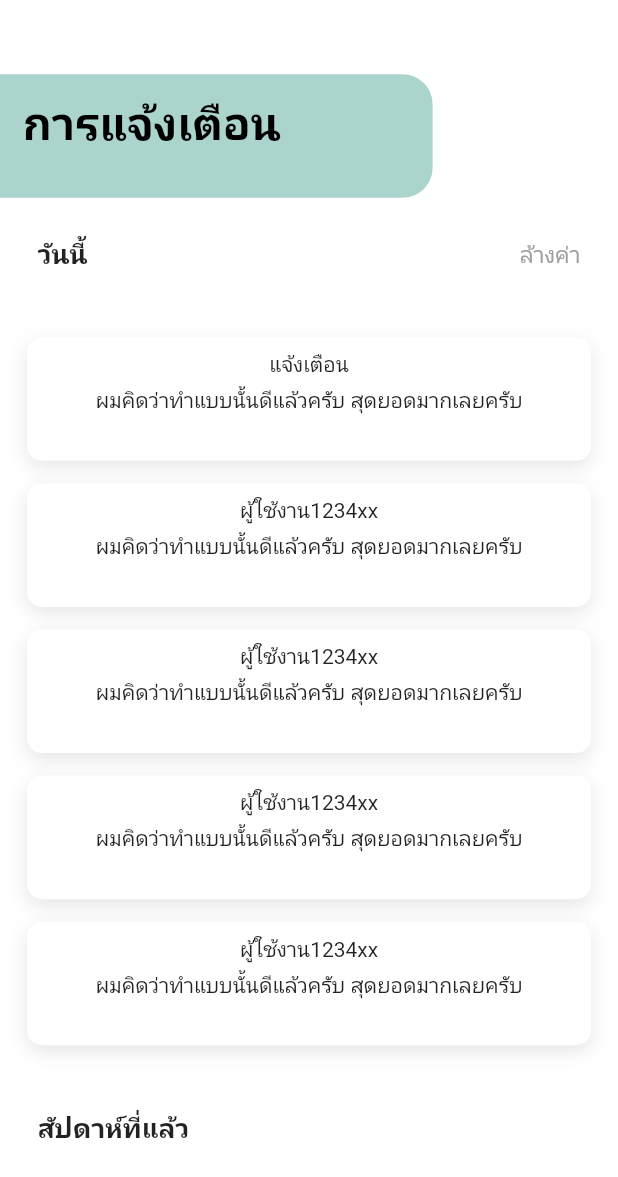
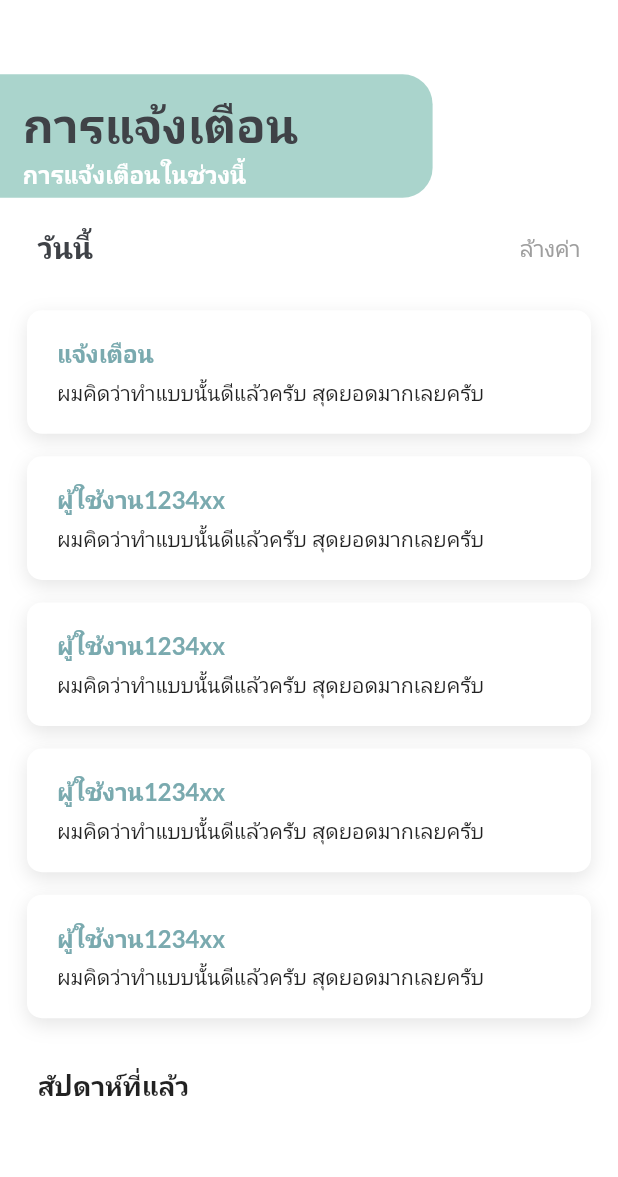
Before and after one commit to aofattaporn/jitD_fronted, a Flutter app: the NotificationPage screen opened directly, on a phone screen of 412 x 824 dp. Shown: the top 1177 px of the screen. Run offline on Flutter 3.47's test engine with Material 2 defaults, Android fonts, the light colour scheme and no system bars; our stand-ins replace bloc, equatable, firebase_auth, firebase_core, flutter_bloc, flutter_slidable and 7 more; missing offline and left inert: flutter_facebook_auth; accounts and stored records are empty; Roboto replaces fonts that are missing (Bai Jamjuree).

Commit message:
update: custom style some page
- notification page
- search page

```diff
--- a/lib/src/constant/constant_fonts.dart
+++ b/lib/src/constant/constant_fonts.dart
@@ -24,10 +24,14 @@ final TextStyle fontsTH14TextColor2 =
     GoogleFonts.getFont("Bai Jamjuree", fontSize: 14, color: textColor2);
 final TextStyle fontsTH16TextColor2 =
     GoogleFonts.getFont("Bai Jamjuree", fontSize: 16, color: textColor2);
+final TextStyle fontsTH20TextColor2Bold = GoogleFonts.getFont("Bai Jamjuree",
+    fontSize: 20, color: textColor2, fontWeight: FontWeight.bold);
 final TextStyle fontsTH20TextColor2 =
     GoogleFonts.getFont("Bai Jamjuree", fontSize: 20, color: textColor2);
 final TextStyle fontsTH24TextColor2 =
     GoogleFonts.getFont("Bai Jamjuree", fontSize: 24, color: textColor2);
+final TextStyle fontsTH32TextColor = GoogleFonts.getFont("Bai Jamjuree",
+    fontSize: 32, color: textColor2, fontWeight: FontWeight.bold);
 
 final TextStyle fontsTH12TextColor3 =
     GoogleFonts.getFont("Bai Jamjuree", fontSize: 12, color: textColor3);
@@ -84,3 +88,5 @@ final TextStyle fontsEN24TextColor3 =
 /// other
 final TextStyle fontsEN20ThirteryBold = GoogleFonts.getFont("Lato",
     fontSize: 20, color: secondaryColorSubtle, fontWeight: FontWeight.bold);
+final TextStyle fontsEN16SecondaryColor = GoogleFonts.getFont("Lato",
+    fontSize: 16, color: secondaryColor, fontWeight: FontWeight.bold);
--- a/lib/src/screens/NotificationPage.dart
+++ b/lib/src/screens/NotificationPage.dart
@@ -1,4 +1,6 @@
 import 'package:flutter/material.dart';
+import 'package:jitd_client/src/constant/constant_fonts.dart';
+
 import '../constant.dart';
 
 class NotificationPage extends StatefulWidget {
@@ -11,9 +13,13 @@ class NotificationPage extends StatefulWidget {
 class NotificationPageState extends State<NotificationPage> {
   final items = List<String>.generate(10, (i) => 'Item ${i + 1}');
 
-  List<String> _values = ['แจ้งเตือน', 'ผู้ใช้งาน1234xx',
-    'ผู้ใช้งาน1234xx', 'ผู้ใช้งาน1234xx', 'ผู้ใช้งาน1234xx'];
-
+  List<String> _values = [
+    'แจ้งเตือน',
+    'ผู้ใช้งาน1234xx',
+    'ผู้ใช้งาน1234xx',
+    'ผู้ใช้งาน1234xx',
+    'ผู้ใช้งาน1234xx'
+  ];
 
   @override
   Widget build(BuildContext context) {
@@ -37,9 +43,10 @@ class NotificationPageState extends State<NotificationPage> {
                 children: [
                   Row(
                     mainAxisAlignment: MainAxisAlignment.spaceBetween,
-
                     children: [
                       //Widget Box and Text
+                      Stack(
+                        children: [
                           Container(
                             decoration: const BoxDecoration(
                               borderRadius: BorderRadius.only(
@@ -52,34 +59,43 @@ class NotificationPageState extends State<NotificationPage> {
                             width: MediaQuery.of(context).size.width * 0.7,
                             child: Container(
                               margin: EdgeInsets.only(
-                              top: MediaQuery.of(context).devicePixelRatio * 8,
+                                  top: MediaQuery.of(context).devicePixelRatio *
+                                      8,
                                   left:
-                              MediaQuery.of(context).devicePixelRatio * 10),
-                          child: const Text(
+                                      MediaQuery.of(context).devicePixelRatio *
+                                          10),
+                              child: Column(
+                                crossAxisAlignment: CrossAxisAlignment.start,
+                                children: [
+                                  Text(
                                     "การแจ้งเตือน",
-                            style: TextStyle(
-                                color: Colors.black,
-                                fontSize: 30,
-                                fontWeight: FontWeight.bold),
+                                    style: fontsTH32TextColor,
+                                  ),
+                                  Text(
+                                    "การแจ้งเตือนในช่วงนี้",
+                                    style: fontsTH16White,
+                                  ),
+                                ],
                               ),
                             ),
+                          ),
+                        ],
                       ),
                     ],
                   ), //Category btn
                 ],
               ),
               Padding(
-                padding: const EdgeInsets.all(25.0),
+                padding: EdgeInsets.symmetric(vertical: 20, horizontal: 25),
                 child: Row(
                   mainAxisAlignment: MainAxisAlignment.spaceBetween,
                   //crossAxisAlignment: CrossAxisAlignment.center,
-                  children: const [
+                  children: [
                     Text(
                       "วันนี้",
-                      style:
-                      TextStyle(fontSize: 18, fontWeight: FontWeight.bold),
+                      style: fontsTH20TextColor2Bold,
                     ),
-                    Text(
+                    const Text(
                       "ล้างค่า",
                       style: TextStyle(
                         color: Colors.grey,
@@ -89,16 +105,15 @@ class NotificationPageState extends State<NotificationPage> {
                   ],
                 ),
               ),
-              Container(
-                child: Padding(
-                  padding: const EdgeInsets.all(10),
+              Padding(
+                padding: const EdgeInsets.symmetric(horizontal: 10),
                 child: ListView.separated(
                   scrollDirection: Axis.vertical,
                   shrinkWrap: true,
                   physics: const NeverScrollableScrollPhysics(),
                   itemCount: _values.length,
                   padding: const EdgeInsets.all(8),
-                    separatorBuilder: (context, index) => SizedBox(
+                  separatorBuilder: (context, index) => const SizedBox(
                     height: 15,
                   ),
                   itemBuilder: (context, index) {
@@ -109,13 +124,11 @@ class NotificationPageState extends State<NotificationPage> {
                               color: Colors.blue,
                               borderRadius: BorderRadius.only(
                                   topLeft: Radius.circular(10),
-                                    bottomLeft: Radius.circular(10)
-                                )
-                            ),
+                                  bottomLeft: Radius.circular(10))),
                           child: Padding(
                             padding: const EdgeInsets.all(20),
                             child: Row(
-                              children: <Widget>[
+                              children: const <Widget>[
                                 Icon(Icons.favorite, color: Colors.white),
                               ],
                             ),
@@ -126,14 +139,12 @@ class NotificationPageState extends State<NotificationPage> {
                               color: Colors.red,
                               borderRadius: BorderRadius.only(
                                   topRight: Radius.circular(10),
-                              bottomRight: Radius.circular(10)
-                            )
-                          ),
+                                  bottomRight: Radius.circular(10))),
                           child: Padding(
                             padding: const EdgeInsets.all(15),
                             child: Row(
                               mainAxisAlignment: MainAxisAlignment.end,
-                              children: <Widget>[
+                              children: const <Widget>[
                                 Icon(Icons.delete, color: Colors.white),
                               ],
                             ),
@@ -178,29 +189,39 @@ class NotificationPageState extends State<NotificationPage> {
                           height: MediaQuery.of(context).size.height * 0.1,
                           decoration: const BoxDecoration(
                               color: backgroundColor2,
-                            borderRadius: BorderRadius.all(Radius.circular(10)),
+                              borderRadius:
+                                  BorderRadius.all(Radius.circular(10)),
                               boxShadow: [
                                 BoxShadow(
                                   blurRadius: 10,
                                   color: Color.fromRGBO(0, 0, 0, 0.1),
                                   offset: Offset(0, 4),
                                 )
-                              ]
+                              ]),
+                          child: Padding(
+                            padding: const EdgeInsets.symmetric(
+                                horizontal: 20, vertical: 10),
+                            child: Column(
+                              crossAxisAlignment: CrossAxisAlignment.start,
+                              children: [
+                                SizedBox(
+                                  height:
+                                      MediaQuery.of(context).size.height * 0.01,
                                 ),
-                          child: Column(
-                            children: [
-                              //SizedBox(width: MediaQuery.of(context).size.width * 10,),
-                              SizedBox(height: MediaQuery.of(context).size.height * 0.01,),
-                              Text(_values[index]),
-                              SizedBox(height: 5,),
-                              Text("ผมคิดว่าทำแบบนั้นดีแล้วครับ สุดยอดมากเลยครับ")
+                                Text(
+                                  _values[index],
+                                  style: fontsEN16SecondaryColor,
+                                ),
+                                const SizedBox(
+                                  height: 5,
+                                ),
+                                const Text(
+                                    "ผมคิดว่าทำแบบนั้นดีแล้วครับ สุดยอดมากเลยครับ")
                               ],
                             ),
-                        )
-
-                      );
+                          ),
+                        ));
                   },
-                  ),
                 ),
               ),
               Padding(
```
Also changed, not shown: lib/src/screens/BookMark.dart (+23 -18 lines), lib/src/screens/Notification/Noti1.dart (+5 -83 lines), lib/src/screens/Notification/Noti_test.dart (deleted, +0 -121 lines), lib/src/screens/Search/Search.dart (+86 -63 lines), lib/src/screens/Search/SearchQuery.dart (+6 -3 lines), assets/images/icon_notfound.png (added), assets/images/icon_notfound2.png (added), 1 other file. Lines whose indentation alone changed are shown as unchanged.
